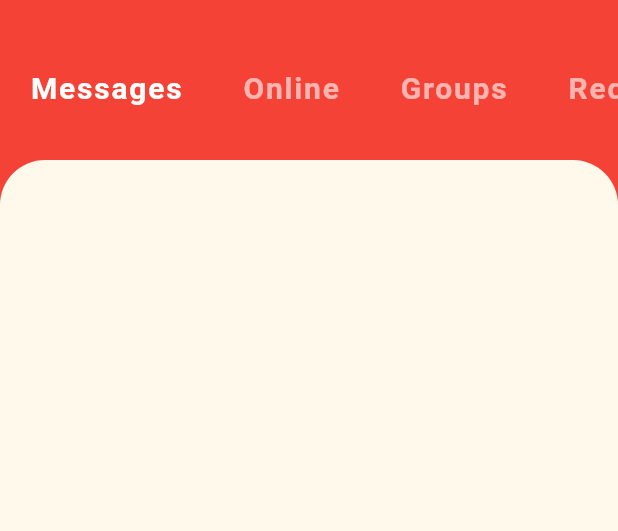
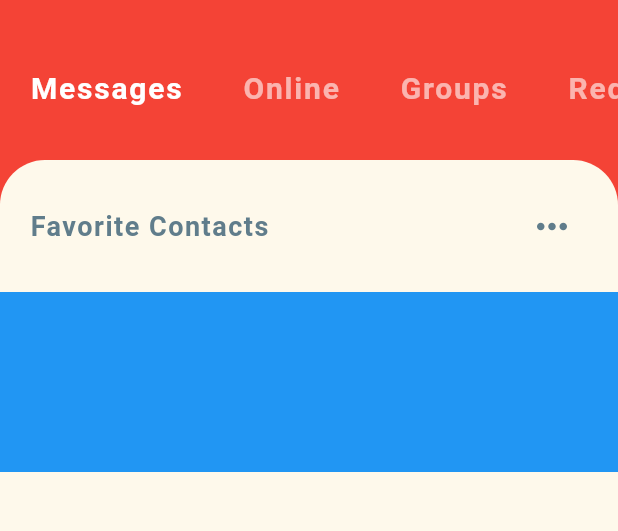
Before and after one commit to Sarvesh-SP/chatApp_UI, a Flutter app: the screen it shows after launch, on a phone screen of 412 x 824 dp, the part 59-590 px from its top. Run offline on Flutter 3.47's test engine with Material 2 defaults, Android fonts, the phone set to English and light mode, and no system bars.

Commit message:
Added Favorite option

```diff
--- a/lib/screens/home_screen.dart
+++ b/lib/screens/home_screen.dart
@@ -1,4 +1,5 @@
 import 'package:chatapp/widgets/category_selector.dart';
+import 'package:chatapp/widgets/favorite_contacts.dart';
 import 'package:flutter/material.dart';
 
 class HomeScreen extends StatefulWidget {
@@ -41,6 +42,11 @@ class _HomeScreenState extends State<HomeScreen> {
                   borderRadius: BorderRadius.only(
                       topLeft: Radius.circular(30.0),
                       topRight: Radius.circular(30.0))),
+              child: Column(
+                children: <Widget>[
+                  FavoriteContacts(),
+                ],
+              ),
             ),
           )
         ],
--- /dev/null
+++ b/lib/widgets/favorite_contacts.dart
@@ -0,0 +1,36 @@
+import 'package:flutter/material.dart';
+import 'package:chatapp/models/message_model.dart';
+
+class FavoriteContacts extends StatelessWidget {
+  @override
+  Widget build(BuildContext context) {
+    return Column(children: <Widget>[
+      Padding(
+        padding: EdgeInsets.symmetric(horizontal: 20.0, vertical: 20.0),
+        child: Row(
+            mainAxisAlignment: MainAxisAlignment.spaceBetween,
+            children: <Widget>[
+              Text(
+                'Favorite Contacts',
+                style: TextStyle(
+                    color: Colors.blueGrey,
+                    fontSize: 18.0,
+                    fontWeight: FontWeight.bold,
+                    letterSpacing: 1.0),
+              ),
+              IconButton(
+                icon: Icon(Icons.more_horiz),
+                onPressed: () {},
+                iconSize: 30.0,
+                color: Colors.blueGrey,
+              )
+            ]),
+      ),
+      Container(
+        height: 120.0,
+        color: Colors.blue,
+        //child: ListView.builder(itemCount: favorites.length),
+      )
+    ]);
+  }
+}
```
Also changed, not shown: lib/models/message_model.dart (+153 -12 lines), assets/images/john.jpg (added), assets/images/olivia.jpg (added), assets/images/sam.jpg (added), assets/images/steven.jpg (added).
